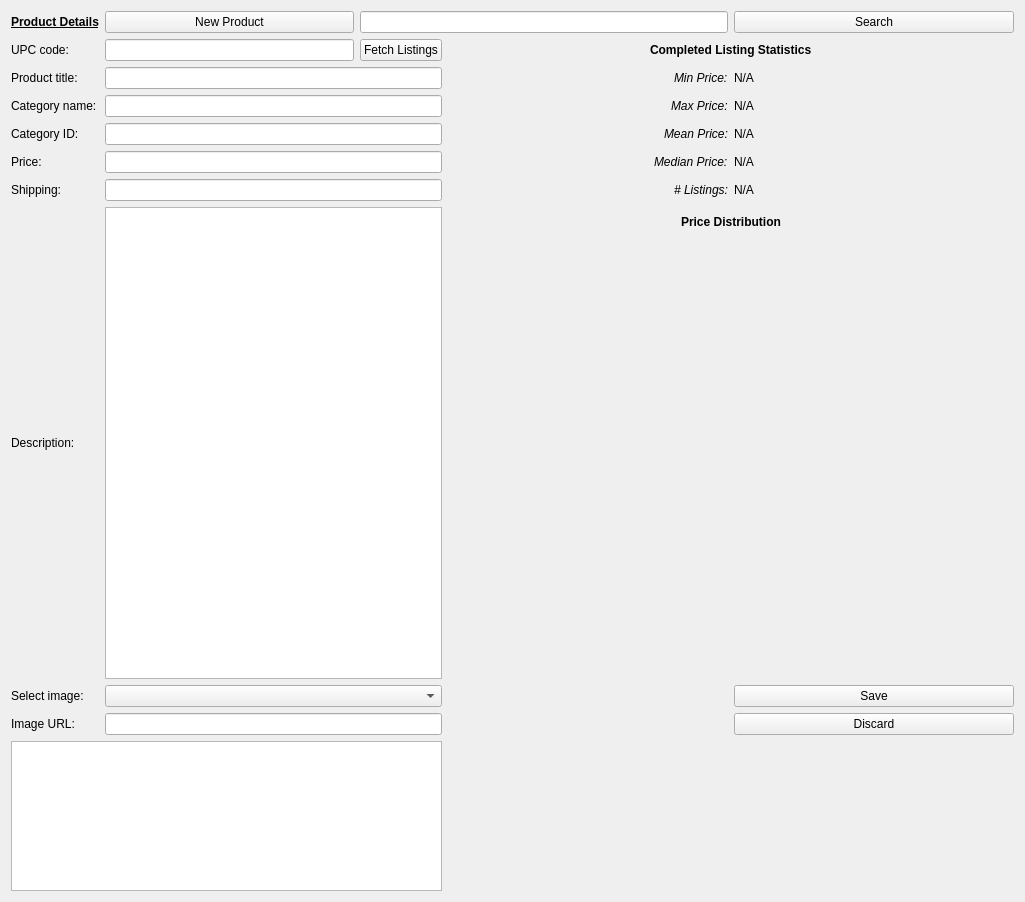
The window that UI/main_window.ui (marklivolsi/ebay-upc) describes before a commit, drawn with Qt 5.
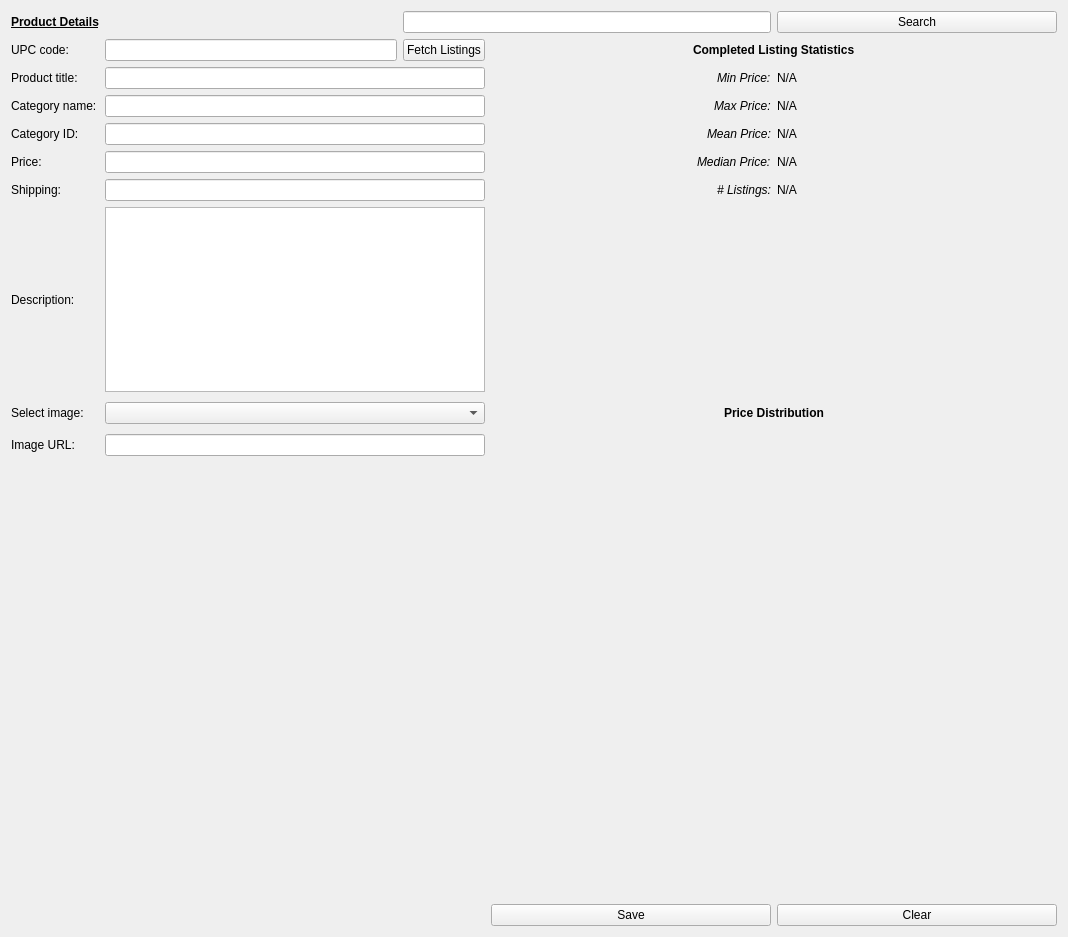
The same window after the commit.

Commit message: update ui; add async image download

What changed in the file:
```diff
--- a/UI/main_window.ui
+++ b/UI/main_window.ui
@@ -6,26 +6,40 @@
    <rect>
     <x>0</x>
     <y>0</y>
-    <width>1025</width>
-    <height>902</height>
+    <width>1068</width>
+    <height>937</height>
    </rect>
   </property>
   <property name="windowTitle">
    <string>Form</string>
   </property>
   <layout class="QGridLayout" name="gridLayout_2">
-   <item row="0" column="0">
+   <item row="1" column="0">
     <layout class="QGridLayout" name="gridLayout">
-     <item row="5" column="3" alignment="Qt::AlignRight">
-      <widget class="QLabel" name="medianprice_label">
-       <property name="text">
-        <string>&lt;html&gt;&lt;head/&gt;&lt;body&gt;&lt;p&gt;&lt;span style=&quot; font-style:italic;&quot;&gt;Median Price:&lt;/span&gt;&lt;/p&gt;&lt;/body&gt;&lt;/html&gt;</string>
-       </property>
-      </widget>
-     </item>
-     <item row="9" column="1" colspan="2">
+     <item row="8" column="1" colspan="2">
       <widget class="QComboBox" name="selectimg_combobox"/>
      </item>
+     <item row="5" column="0">
+      <widget class="QLabel" name="price_label">
+       <property name="text">
+        <string>Price:</string>
+       </property>
+      </widget>
+     </item>
+     <item row="1" column="2">
+      <widget class="QPushButton" name="fetchlistings_btn">
+       <property name="text">
+        <string>Fetch Listings</string>
+       </property>
+      </widget>
+     </item>
+     <item row="3" column="0">
+      <widget class="QLabel" name="catname_label">
+       <property name="text">
+        <string>Category name:</string>
+       </property>
+      </widget>
+     </item>
      <item row="4" column="4">
       <widget class="QLabel" name="meanprice_val">
        <property name="minimumSize">
@@ -39,23 +53,22 @@
        </property>
       </widget>
      </item>
-     <item row="11" column="0" colspan="3">
-      <widget class="QGraphicsView" name="product_image">
-       <property name="minimumSize">
-        <size>
-         <width>300</width>
-         <height>0</height>
-        </size>
-       </property>
-      </widget>
-     </item>
-     <item row="6" column="4">
-      <widget class="QLabel" name="numlistings_val">
+     <item row="5" column="3" alignment="Qt::AlignRight">
+      <widget class="QLabel" name="medianprice_label">
        <property name="text">
-        <string>N/A</string>
+        <string>&lt;html&gt;&lt;head/&gt;&lt;body&gt;&lt;p&gt;&lt;span style=&quot; font-style:italic;&quot;&gt;Median Price:&lt;/span&gt;&lt;/p&gt;&lt;/body&gt;&lt;/html&gt;</string>
        </property>
       </widget>
      </item>
+     <item row="4" column="1" colspan="2">
+      <widget class="QLineEdit" name="catid_field"/>
+     </item>
+     <item row="5" column="1" colspan="2">
+      <widget class="QLineEdit" name="price_field"/>
+     </item>
+     <item row="6" column="1" colspan="2">
+      <widget class="QLineEdit" name="shipping_field"/>
+     </item>
      <item row="1" column="3" colspan="2" alignment="Qt::AlignHCenter">
       <widget class="QLabel" name="listingstats_label">
        <property name="text">
@@ -70,10 +83,10 @@
        </property>
       </widget>
      </item>
-     <item row="9" column="0">
-      <widget class="QLabel" name="selectimg_label">
+     <item row="6" column="4">
+      <widget class="QLabel" name="numlistings_val">
        <property name="text">
-        <string>Select image:</string>
+        <string>N/A</string>
        </property>
       </widget>
      </item>
@@ -128,16 +141,6 @@
      <item row="1" column="1">
       <widget class="QLineEdit" name="upc_field"/>
      </item>
-     <item row="10" column="0">
-      <widget class="QLabel" name="imgurl_label">
-       <property name="text">
-        <string>Image URL:</string>
-       </property>
-      </widget>
-     </item>
-     <item row="10" column="1" colspan="2">
-      <widget class="QLineEdit" name="imgurl_field"/>
-     </item>
      <item row="5" column="4">
       <widget class="QLabel" name="medianprice_val">
        <property name="minimumSize">
@@ -194,7 +197,7 @@
        </property>
       </widget>
      </item>
-     <item row="7" column="3" colspan="2" alignment="Qt::AlignHCenter">
+     <item row="8" column="3" colspan="2" alignment="Qt::AlignHCenter">
       <widget class="QLabel" name="pricedistribution_label">
        <property name="minimumSize">
         <size>
@@ -210,36 +213,6 @@
        </property>
       </widget>
      </item>
-     <item row="3" column="0">
-      <widget class="QLabel" name="catname_label">
-       <property name="text">
-        <string>Category name:</string>
-       </property>
-      </widget>
-     </item>
-     <item row="1" column="2">
-      <widget class="QPushButton" name="fetchlistings_btn">
-       <property name="text">
-        <string>Fetch Listings</string>
-       </property>
-      </widget>
-     </item>
-     <item row="5" column="0">
-      <widget class="QLabel" name="price_label">
-       <property name="text">
-        <string>Price:</string>
-       </property>
-      </widget>
-     </item>
-     <item row="4" column="1" colspan="2">
-      <widget class="QLineEdit" name="catid_field"/>
-     </item>
-     <item row="5" column="1" colspan="2">
-      <widget class="QLineEdit" name="price_field"/>
-     </item>
-     <item row="6" column="1" colspan="2">
-      <widget class="QLineEdit" name="shipping_field"/>
-     </item>
      <item row="6" column="0">
       <widget class="QLabel" name="shipping_label">
        <property name="text">
@@ -247,45 +220,7 @@
        </property>
       </widget>
      </item>
-     <item row="0" column="1">
-      <widget class="QPushButton" name="newproduct_btn">
-       <property name="text">
-        <string>New Product</string>
-       </property>
-      </widget>
-     </item>
-     <item row="9" column="4">
-      <widget class="QPushButton" name="save_btn">
-       <property name="text">
-        <string>Save</string>
-       </property>
-      </widget>
-     </item>
-     <item row="10" column="4">
-      <widget class="QPushButton" name="discard_btn">
-       <property name="text">
-        <string>Discard</string>
-       </property>
-      </widget>
-     </item>
-     <item row="7" column="0" rowspan="2">
-      <widget class="QLabel" name="description_label">
-       <property name="text">
-        <string>Description:</string>
-       </property>
-      </widget>
-     </item>
-     <item row="7" column="1" rowspan="2" colspan="2">
-      <widget class="QPlainTextEdit" name="description_field">
-       <property name="minimumSize">
-        <size>
-         <width>300</width>
-         <height>0</height>
-        </size>
-       </property>
-      </widget>
-     </item>
-     <item row="8" column="3" colspan="2" alignment="Qt::AlignHCenter|Qt::AlignVCenter">
+     <item row="10" column="3" colspan="2" alignment="Qt::AlignHCenter|Qt::AlignVCenter">
       <widget class="QLabel" name="price_dist_img">
        <property name="minimumSize">
         <size>
@@ -298,6 +233,61 @@
        </property>
       </widget>
      </item>
+     <item row="8" column="0">
+      <widget class="QLabel" name="selectimg_label">
+       <property name="text">
+        <string>Select image:</string>
+       </property>
+      </widget>
+     </item>
+     <item row="7" column="0">
+      <widget class="QLabel" name="description_label">
+       <property name="text">
+        <string>Description:</string>
+       </property>
+      </widget>
+     </item>
+     <item row="7" column="1" colspan="2">
+      <widget class="QPlainTextEdit" name="description_field">
+       <property name="minimumSize">
+        <size>
+         <width>0</width>
+         <height>0</height>
+        </size>
+       </property>
+      </widget>
+     </item>
+     <item row="9" column="0">
+      <widget class="QLabel" name="imgurl_label">
+       <property name="text">
+        <string>Image URL:</string>
+       </property>
+      </widget>
+     </item>
+     <item row="9" column="1" colspan="2">
+      <widget class="QLineEdit" name="imgurl_field"/>
+     </item>
+     <item row="11" column="4">
+      <widget class="QPushButton" name="clear_btn">
+       <property name="text">
+        <string>Clear</string>
+       </property>
+      </widget>
+     </item>
+     <item row="11" column="3">
+      <widget class="QPushButton" name="save_btn">
+       <property name="text">
+        <string>Save</string>
+       </property>
+      </widget>
+     </item>
+     <item row="10" column="0" colspan="3">
+      <widget class="QLabel" name="product_img">
+       <property name="text">
+        <string/>
+       </property>
+      </widget>
+     </item>
     </layout>
    </item>
   </layout>
```
The commit also changes 18 other files.
